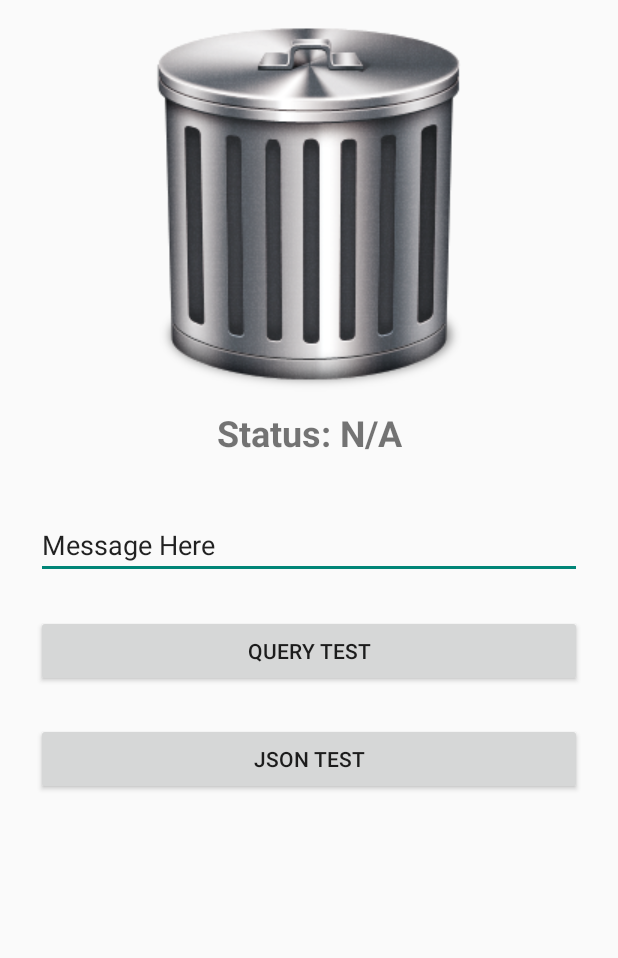
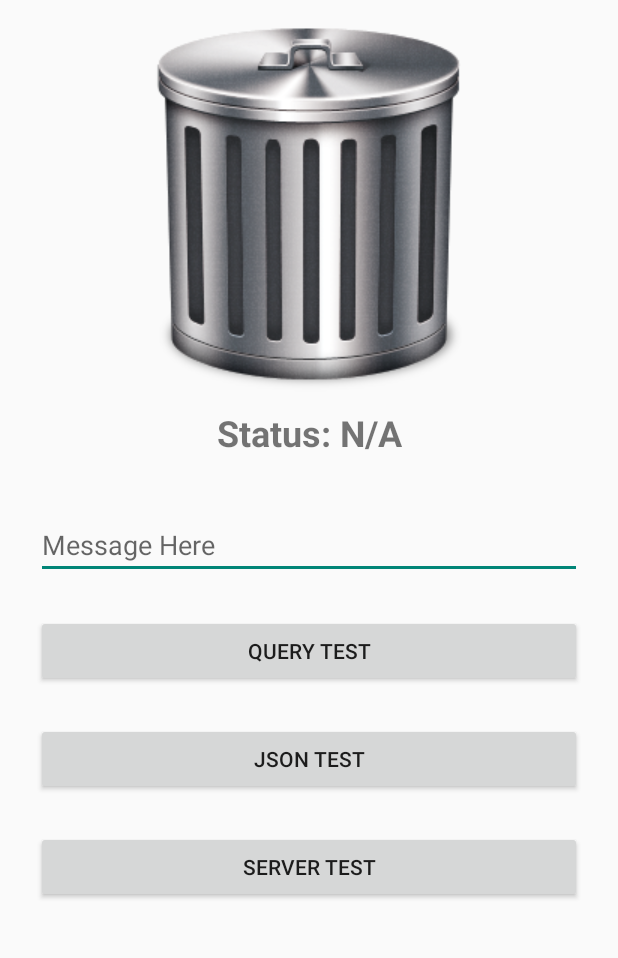
Before and after one commit to WSU-Team-Projects-2019/StanklessTrashcan-App, an Android app: the screen it shows after launch (MainActivity), after a tap on "QUERY TEST", on a phone screen of 412 x 824 dp, the part 84-1042 px from its top. Run offline under Robolectric (Android 15) with nearby library versions, the phone set to English and light mode, and no system bars; our stand-ins replace Volley.

Commit message:
Added a functional query test button where the user can pass a message and receive a response. Also added on functionality to get the generic response from the server.

```diff
--- a/TrashCAN/app/src/main/java/com/blastbeatsandcode/trashcan/utils/Constant.java
+++ b/TrashCAN/app/src/main/java/com/blastbeatsandcode/trashcan/utils/Constant.java
@@ -2,5 +2,5 @@ package com.blastbeatsandcode.trashcan.utils;
 
 /* Class for containing constants that are regularly used in the project. */
 public class Constant {
-    public static final String SERVER_IP = "SERVERIPHERE";
+    public static final String SERVER_IP = "http://3.95.208.70:5000/";
 }
--- a/TrashCAN/app/src/main/java/com/blastbeatsandcode/trashcan/view/MainActivity.java
+++ b/TrashCAN/app/src/main/java/com/blastbeatsandcode/trashcan/view/MainActivity.java
@@ -57,35 +57,65 @@ public class MainActivity extends AppCompatActivity implements TrashCanView {
 
         Button btnQueryTest = (Button) findViewById(R.id.btnQuery);
         Button btnJSONTest = (Button) findViewById(R.id.btnJSON);
-        EditText txtMessage = (EditText) findViewById(R.id.txtMessage);
+        Button btnServerTest = (Button) findViewById(R.id.btnServerTest);
+
+        final EditText txtMessage = (EditText) findViewById(R.id.txtMessage);
 
         // Set onClick listeners
-        RequestQueue queue = Volley.newRequestQueue(this);
+        final RequestQueue queue = Volley.newRequestQueue(this);
         final Context context = this;
+
+        // Sends text from text field to server
         btnQueryTest.setOnClickListener(new View.OnClickListener() {
+            public void onClick(View v) {
+                if (txtMessage.getText().toString().trim().length() != 0) { // Check if something has been entered into the field
+                    StringRequest stringRequest = new StringRequest(Request.Method.GET, Constant.SERVER_IP + "query-test?msg=" + txtMessage.getText().toString(),
+                            new Response.Listener<String>() {
+                                @Override
+                                public void onResponse(String response) {
+                                    // Display the first 500 characters of the response string.
+                                    Messages.makeToast(context, "Response is: " + response);
+                                }
+                            }, new Response.ErrorListener() {
+                        @Override
+                        public void onErrorResponse(VolleyError error) {
+                            Messages.makeToast(context, "Request failed, no response received!");
+                        }
+                    });
+                    // Add the request to the RequestQueue
+                    queue.add(stringRequest);
+                } else {
+                    Messages.makeToast(context, "Enter text in the query field first!");
+                }
+            }
+        });
+
+        // Sends JSON formatted request to server
+        btnJSONTest.setOnClickListener(new View.OnClickListener() {
+            public void onClick(View v) {
+                //
+            }
+        });
+
+
+        btnServerTest.setOnClickListener(new View.OnClickListener() {
             public void onClick(View v) {
                 StringRequest stringRequest = new StringRequest(Request.Method.GET, Constant.SERVER_IP,
                         new Response.Listener<String>() {
                             @Override
                             public void onResponse(String response) {
                                 // Display the first 500 characters of the response string.
-                                Messages.makeToast(context, "Response is: " + response.substring(0, 500));
-                                System.out.println("WORKED");
+                                Messages.makeToast(context, "Response is: " + response);
                             }
                         }, new Response.ErrorListener() {
                     @Override
                     public void onErrorResponse(VolleyError error) {
-                        Messages.makeToast(context, "THAT DIDN\'T WORK!");
-                        System.out.println("BROKED");
+                        Messages.makeToast(context, "Request failed, no response received!");
                     }
                 });
+                // Add the request to the RequestQueue
+                queue.add(stringRequest);
             }
-        });
-
-        btnJSONTest.setOnClickListener(new View.OnClickListener() {
-               public void onClick(View v) {
-                   // your handler code here
-               }
         });
 
 
--- a/TrashCAN/app/src/main/res/layout/activity_main.xml
+++ b/TrashCAN/app/src/main/res/layout/activity_main.xml
@@ -64,8 +64,8 @@
             android:layout_marginEnd="24dp"
             android:layout_marginRight="24dp"
             android:ems="10"
+            android:hint="Message Here"
             android:inputType="text"
-            android:text="Message Here"
             app:layout_constraintEnd_toEndOf="parent"
             app:layout_constraintStart_toStartOf="parent"
             app:layout_constraintTop_toBottomOf="@+id/lblStatus" />
@@ -98,6 +98,20 @@
             app:layout_constraintStart_toStartOf="parent"
             app:layout_constraintTop_toBottomOf="@+id/btnQuery" />
 
+        <Button
+            android:id="@+id/btnServerTest"
+            android:layout_width="0dp"
+            android:layout_height="wrap_content"
+            android:layout_marginStart="24dp"
+            android:layout_marginLeft="24dp"
+            android:layout_marginTop="24dp"
+            android:layout_marginEnd="24dp"
+            android:layout_marginRight="24dp"
+            android:text="Server Test"
+            app:layout_constraintEnd_toEndOf="parent"
+            app:layout_constraintStart_toStartOf="parent"
+            app:layout_constraintTop_toBottomOf="@+id/btnJSON" />
+
     </android.support.constraint.ConstraintLayout>
 
 
```
